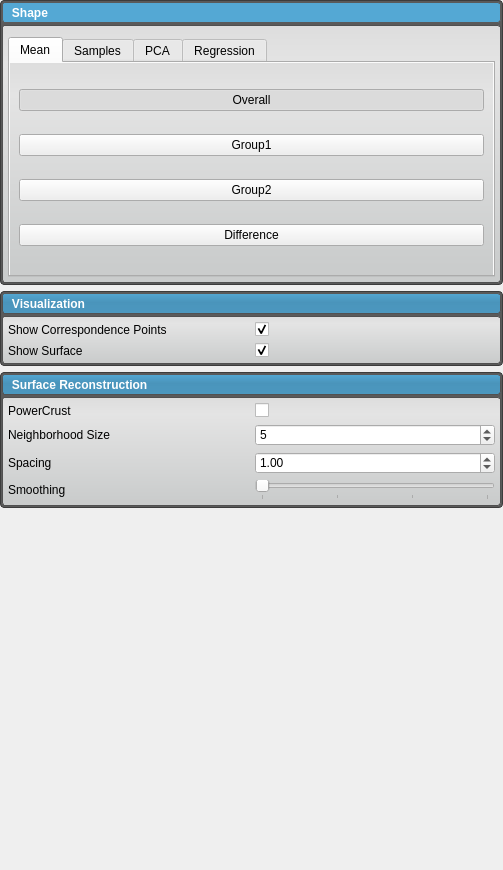
Old version of the form src/Analysis/AnalysisTool.ui in the repository SCIInstitute/ShapeWorks.
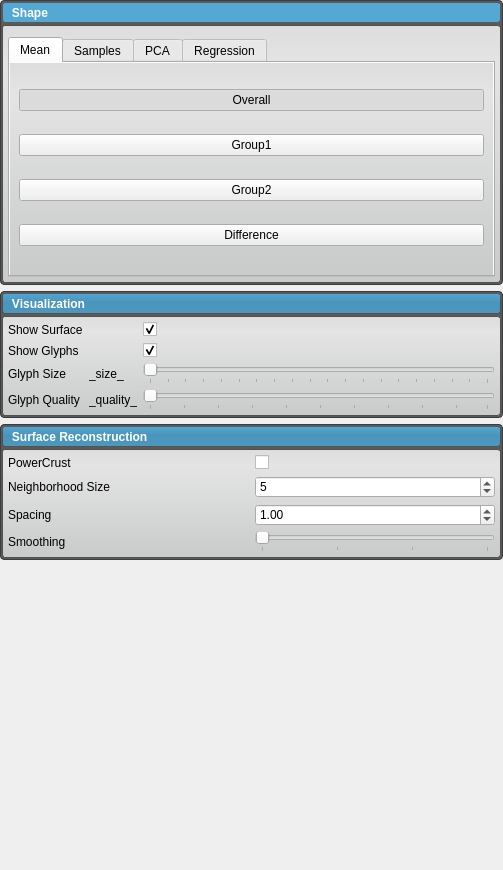
New version of the form.

```diff
--- a/src/Analysis/AnalysisTool.ui
+++ b/src/Analysis/AnalysisTool.ui
@@ -1003,14 +1003,14 @@
            <property name="spacing">
             <number>6</number>
            </property>
-           <item row="0" column="0">
+           <item row="1" column="0">
             <widget class="QLabel" name="label">
              <property name="text">
-              <string>Show Correspondence Points</string>
+              <string>Show Glyphs</string>
              </property>
             </widget>
            </item>
-           <item row="0" column="1">
+           <item row="1" column="2">
             <widget class="QCheckBox" name="show_glyphs">
              <property name="text">
               <string/>
@@ -1020,14 +1020,14 @@
              </property>
             </widget>
            </item>
-           <item row="1" column="0">
+           <item row="0" column="0">
             <widget class="QLabel" name="label_15">
              <property name="text">
               <string>Show Surface</string>
              </property>
             </widget>
            </item>
-           <item row="1" column="1">
+           <item row="0" column="2">
             <widget class="QCheckBox" name="show_surface">
              <property name="text">
               <string/>
@@ -1037,6 +1037,72 @@
              </property>
             </widget>
            </item>
+           <item row="2" column="0">
+            <widget class="QLabel" name="label_3">
+             <property name="text">
+              <string>Glyph Size</string>
+             </property>
+            </widget>
+           </item>
+           <item row="3" column="0">
+            <widget class="QLabel" name="label_4">
+             <property name="text">
+              <string>Glyph Quality</string>
+             </property>
+            </widget>
+           </item>
+           <item row="2" column="1">
+            <widget class="QLabel" name="glyph_size_label">
+             <property name="text">
+              <string>_size_</string>
+             </property>
+            </widget>
+           </item>
+           <item row="3" column="1">
+            <widget class="QLabel" name="glyph_quality_label">
+             <property name="text">
+              <string>_quality_</string>
+             </property>
+            </widget>
+           </item>
+           <item row="2" column="2">
+            <widget class="QSlider" name="glyph_quality">
+             <property name="minimum">
+              <number>1</number>
+             </property>
+             <property name="maximum">
+              <number>20</number>
+             </property>
+             <property name="orientation">
+              <enum>Qt::Horizontal</enum>
+             </property>
+             <property name="tickPosition">
+              <enum>QSlider::TicksBelow</enum>
+             </property>
+             <property name="tickInterval">
+              <number>1</number>
+             </property>
+            </widget>
+           </item>
+           <item row="3" column="2">
+            <widget class="QSlider" name="glyph_size">
+             <property name="minimum">
+              <number>1</number>
+             </property>
+             <property name="maximum">
+              <number>100</number>
+             </property>
+             <property name="orientation">
+              <enum>Qt::Horizontal</enum>
+             </property>
+             <property name="tickPosition">
+              <enum>QSlider::TicksBelow</enum>
+             </property>
+             <property name="tickInterval">
+              <number>10</number>
+             </property>
+            </widget>
+           </item>
           </layout>
          </item>
         </layout>
```
